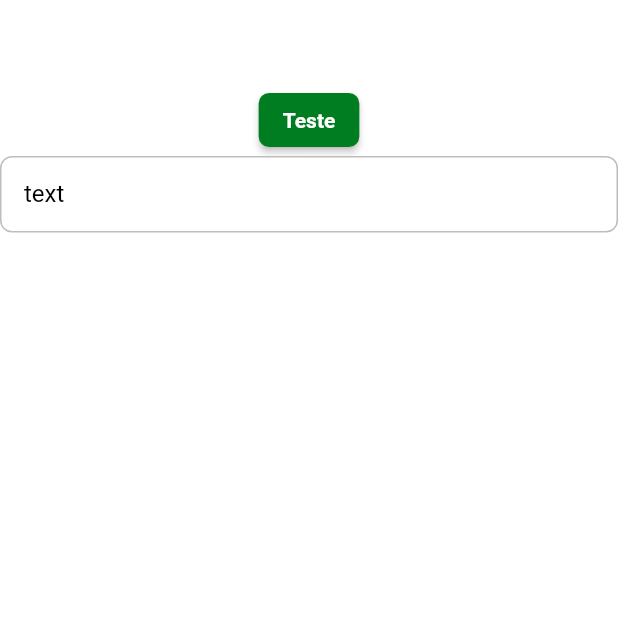
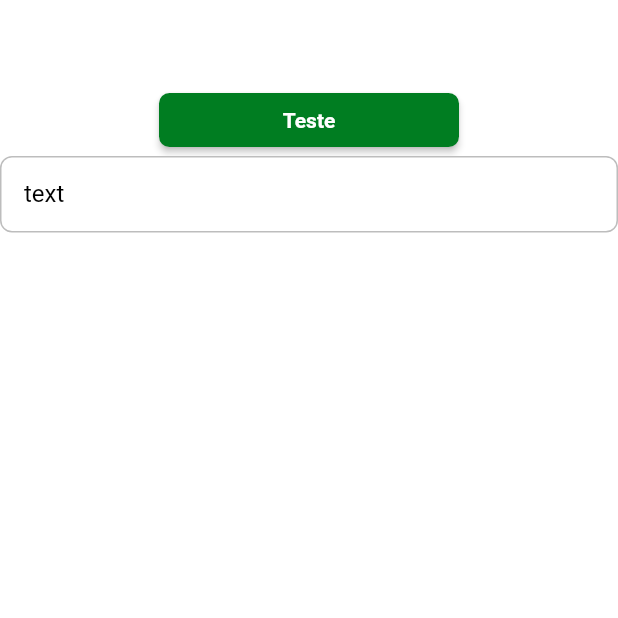
Before and after one commit to dionlaranjeira/vaquinha_burguer_provider_bloc, a Flutter app: the screen it shows after launch, on a phone screen of 412 x 824 dp, the top half of it. Run offline on Flutter 3.47's test engine with Material 2 defaults, Android fonts, the phone set to English and light mode, and no system bars; Roboto replaces fonts that are missing (mplus1).

Commit message:
[FEAT] Adição do widget delivery_button.dart

```diff
--- /dev/null
+++ b/lib/core/ui/widgets/delivery_button.dart
@@ -0,0 +1,23 @@
+import 'package:flutter/material.dart';
+
+class DeliveryButton extends StatelessWidget {
+  final VoidCallback? onPressed;
+  final String label;
+  final double? width;
+  final double? height;
+
+  const DeliveryButton(
+      {super.key,
+      required this.onPressed,
+      required this.label,
+      this.width,
+      this.height});
+
+  @override
+  Widget build(BuildContext context) {
+    return SizedBox(
+        width: width,
+        height: height,
+        child: ElevatedButton(onPressed: onPressed, child: Text(label)));
+  }
+}
--- a/lib/main.dart
+++ b/lib/main.dart
@@ -4,3 +4,4 @@ import 'package:flutter/material.dart';
 void main() {
   runApp(const Dw9DeliveryApp());
 }
+// video aula dia 1 - parte 2 - 25:24 min
--- a/lib/pages/splash/splash_page.dart
+++ b/lib/pages/splash/splash_page.dart
@@ -1,3 +1,4 @@
+import 'package:app_vaquinha_burguer_provider_bloc/core/ui/widgets/delivery_button.dart';
 import 'package:flutter/material.dart';
 
 class SplashPage extends StatefulWidget {
@@ -17,7 +18,7 @@ class _SplashPageState extends State<SplashPage> {
       body: Column(
         children: [
           Container(),
-          ElevatedButton(onPressed: () {}, child: const Text("Teste")),
+          DeliveryButton(label: 'Teste', onPressed: (){}, width: 200),
           TextFormField(
             decoration: const InputDecoration(labelText: 'text'),
           ),
```
